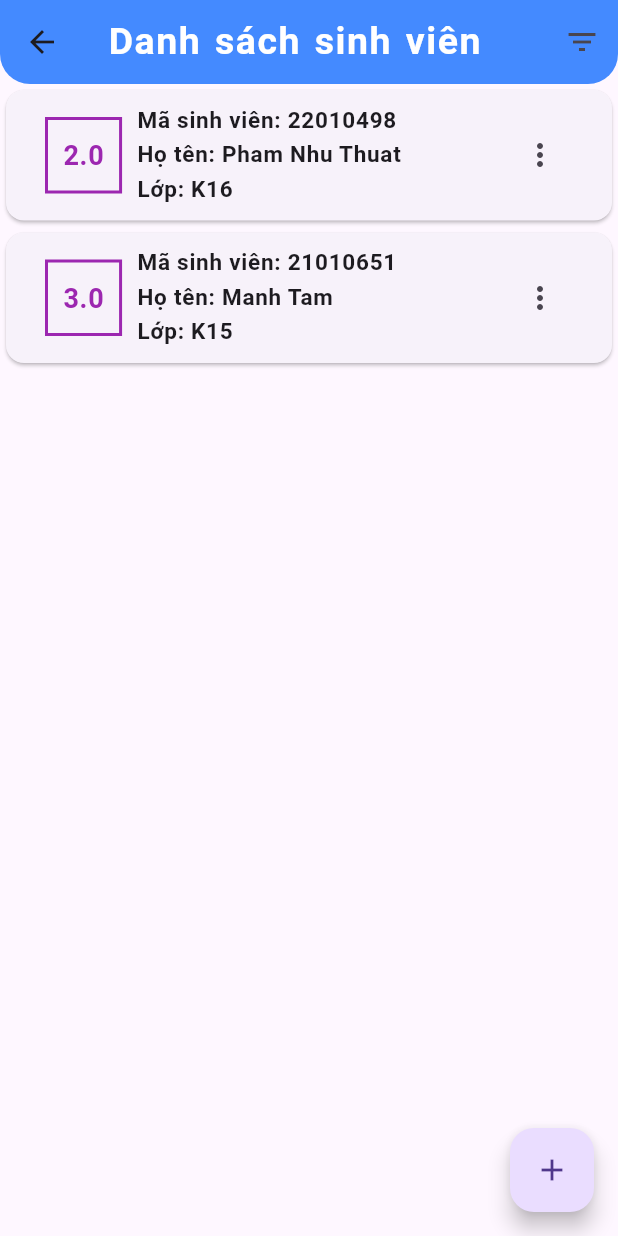
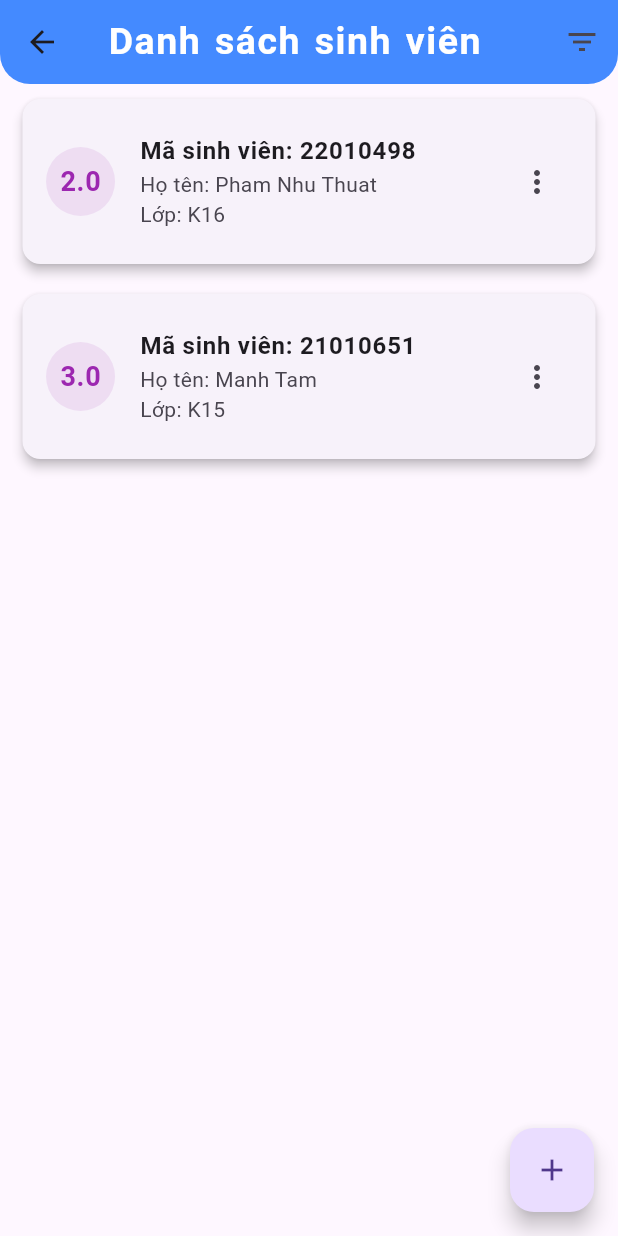
Before and after one commit to n4tsukii/bt-giua-ky, a Flutter app: the ql_sinhvien screen opened directly, on a phone screen of 412 x 824 dp. Run offline on Flutter 3.47's test engine with Material 3 defaults, Android fonts, the phone set to English and light mode, and no system bars.

Commit message:
cập nhật giao diện list sv

```diff
--- a/lib/widgets/sinhvien/display_listSV.dart
+++ b/lib/widgets/sinhvien/display_listSV.dart
@@ -26,57 +26,46 @@ class _DanhSachSinhVienState extends State<DanhSachSinhVien> {
                 return Column(
                   children: studentProvider.currentStudent.map((student) {
                     return Card(
+                      elevation: 3,
+                      margin: const EdgeInsets.symmetric(vertical: 10, horizontal: 15),
                       child: ListTile(
-                        title: Row(
-                          children: [
-                            Container(
-                              margin: const EdgeInsets.symmetric(
-                                vertical: 10,
-                                horizontal: 10,
+                        contentPadding: const EdgeInsets.all(15),
+                        leading: Container(
+                          padding: const EdgeInsets.all(10),
+                          decoration: BoxDecoration(
+                            shape: BoxShape.circle,
+                            color: Colors.purple.withOpacity(0.1),
                           ),
-                              decoration: BoxDecoration(
-                                  border: Border.all(
-                                    color: Colors.purple,
-                                    width: 2,
-                                  )),
-                              padding: const EdgeInsets.all(10),
-                              child: Text(student.diem.toString(),
+                          child: Text(
+                            student.diem.toString(),
                             style: const TextStyle(
                               fontWeight: FontWeight.bold,
                               fontSize: 18,
                               color: Colors.purple,
-                                  )),
                             ),
-                            Column(
+                          ),
+                        ),
+                        title: Text(
+                          'Mã sinh viên: ${student.maSV}',
+                          style: const TextStyle(
+                            fontSize: 16,
+                            fontWeight: FontWeight.bold,
+                          ),
+                        ),
+                        subtitle: Column(
                           crossAxisAlignment: CrossAxisAlignment.start,
                           children: [
                             Text(
-                                  'Mã sinh viên: ${student.maSV}',
-                                  style: const TextStyle(
-                                      fontSize: 15,
-                                      fontWeight: FontWeight.bold),
+                              'Họ tên: ${student.hoten}',
+                              style: const TextStyle(fontSize: 14),
                             ),
                             Text(
-                                  'Họ tên: ${student.hoten}',
-                                  style: const TextStyle(
-                                      fontSize: 15,
-                                      fontWeight: FontWeight.bold),
-                                ),
-                                Text(
-                                  "Lớp: ${student.lop}",
-                                  style: const TextStyle(
-                                      fontSize: 15,
-                                      fontWeight: FontWeight.bold
-                                  ),
+                              'Lớp: ${student.lop}',
+                              style: const TextStyle(fontSize: 14),
                             ),
                           ],
                         ),
-                          ],
-                        ),
-                        trailing: Row(
-                          mainAxisSize: MainAxisSize.min,
-                          children: [
-                            PopupMenuButton(
+                        trailing: PopupMenuButton(
                           itemBuilder: (context) {
                             return [
                               const PopupMenuItem<int>(
@@ -89,19 +78,92 @@ class _DanhSachSinhVienState extends State<DanhSachSinhVien> {
                               ),
                             ];
                           },
-                              onSelected:(value) {
+                          onSelected: (value) {
                             if (value == 0) {
                               showDialog(
                                 context: context,
-                                      builder: (ctx) => EditStudentScreen(studentId: student.maSV.toString())
+                                builder: (ctx) => EditStudentScreen(studentId: student.maSV.toString()),
                               );
                             } else if (value == 1) {
                               _deleteStudent(context, student);
                             }
-                              }
-                            )
-                          ],
+                          },
                         ),
+                        // title: Row(
+                        //   children: [
+                        //     Container(
+                        //       margin: const EdgeInsets.symmetric(
+                        //         vertical: 10,
+                        //         horizontal: 10,
+                        //       ),
+                        //       decoration: BoxDecoration(
+                        //           border: Border.all(
+                        //             color: Colors.purple,
+                        //             width: 2,
+                        //           )),
+                        //       padding: const EdgeInsets.all(10),
+                        //       child: Text(student.diem.toString(),
+                        //           style: const TextStyle(
+                        //             fontWeight: FontWeight.bold,
+                        //             fontSize: 18,
+                        //             color: Colors.purple,
+                        //           )),
+                        //     ),
+                        //     Column(
+                        //       crossAxisAlignment: CrossAxisAlignment.start,
+                        //       children: [
+                        //         Text(
+                        //           'Mã sinh viên: ${student.maSV}',
+                        //           style: const TextStyle(
+                        //               fontSize: 15,
+                        //               fontWeight: FontWeight.bold),
+                        //         ),
+                        //         Text(
+                        //           'Họ tên: ${student.hoten}',
+                        //           style: const TextStyle(
+                        //               fontSize: 15,
+                        //               fontWeight: FontWeight.bold),
+                        //         ),
+                        //         Text(
+                        //           "Lớp: ${student.lop}",
+                        //           style: const TextStyle(
+                        //               fontSize: 15,
+                        //               fontWeight: FontWeight.bold
+                        //           ),
+                        //         ),
+                        //       ],
+                        //     ),
+                        //   ],
+                        // ),
+                        // trailing: Row(
+                        //   mainAxisSize: MainAxisSize.min,
+                        //   children: [
+                        //     PopupMenuButton(
+                        //       itemBuilder: (context) {
+                        //         return [
+                        //           const PopupMenuItem<int>(
+                        //             value: 0,
+                        //             child: Text("Sửa"),
+                        //           ),
+                        //           const PopupMenuItem<int>(
+                        //             value: 1,
+                        //             child: Text("Xóa"),
+                        //           ),
+                        //         ];
+                        //       },
+                        //       onSelected:(value) {
+                        //         if (value == 0) {
+                        //           showDialog(
+                        //               context: context,
+                        //               builder: (ctx) => EditStudentScreen(studentId: student.maSV.toString())
+                        //           );
+                        //         } else if (value == 1) {
+                        //           _deleteStudent(context, student);
+                        //         }
+                        //       }
+                        //     )
+                        //   ],
+                        // ),
                       ),
                     );
                   }).toList(),
```
Lines whose indentation alone changed are shown as unchanged.
